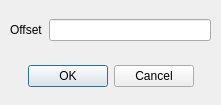
First picture: the form in isstools/dialogs/UpdateAngleOffset.ui, repository NSLS-II-ISS/isstools, before the edit.
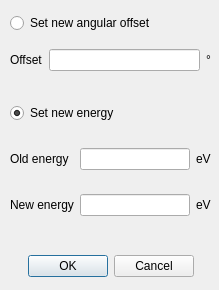
Second picture: the form after the edit.

Commit message: updated the angle offset dialog

```diff
--- a/isstools/dialogs/UpdateAngleOffset.ui
+++ b/isstools/dialogs/UpdateAngleOffset.ui
@@ -6,8 +6,8 @@
    <rect>
     <x>0</x>
     <y>0</y>
-    <width>221</width>
-    <height>105</height>
+    <width>219</width>
+    <height>290</height>
    </rect>
   </property>
   <property name="windowTitle">
@@ -17,7 +17,7 @@
    <property name="geometry">
     <rect>
      <x>10</x>
-     <y>60</y>
+     <y>250</y>
      <width>201</width>
      <height>32</height>
     </rect>
@@ -36,21 +36,103 @@
    <property name="geometry">
     <rect>
      <x>10</x>
-     <y>10</y>
+     <y>40</y>
      <width>201</width>
      <height>41</height>
     </rect>
    </property>
    <layout class="QGridLayout" name="gridLayout">
-    <item row="0" column="0">
-     <widget class="QLabel" name="label">
+    <item row="0" column="1">
+     <widget class="QLabel" name="label_offset">
       <property name="text">
        <string>Offset</string>
       </property>
      </widget>
     </item>
+    <item row="0" column="2">
+     <widget class="QLineEdit" name="lineEdit_offset"/>
+    </item>
+    <item row="0" column="3">
+     <widget class="QLabel" name="label_offset_units">
+      <property name="text">
+       <string>°</string>
+      </property>
+     </widget>
+    </item>
+   </layout>
+  </widget>
+  <widget class="QRadioButton" name="radioButton_new_val_deg">
+   <property name="geometry">
+    <rect>
+     <x>10</x>
+     <y>10</y>
+     <width>191</width>
+     <height>26</height>
+    </rect>
+   </property>
+   <property name="text">
+    <string>Set new angular offset</string>
+   </property>
+  </widget>
+  <widget class="QRadioButton" name="radioButton_new_energy">
+   <property name="geometry">
+    <rect>
+     <x>10</x>
+     <y>100</y>
+     <width>191</width>
+     <height>26</height>
+    </rect>
+   </property>
+   <property name="text">
+    <string>Set new energy</string>
+   </property>
+   <property name="checked">
+    <bool>true</bool>
+   </property>
+  </widget>
+  <widget class="QWidget" name="gridLayoutWidget_2">
+   <property name="geometry">
+    <rect>
+     <x>10</x>
+     <y>130</y>
+     <width>201</width>
+     <height>106</height>
+    </rect>
+   </property>
+   <layout class="QGridLayout" name="gridLayout_2">
+    <item row="1" column="1">
+     <widget class="QLineEdit" name="lineEdit_new_energy"/>
+    </item>
+    <item row="1" column="0">
+     <widget class="QLabel" name="label_new_energy">
+      <property name="text">
+       <string>New energy</string>
+      </property>
+     </widget>
+    </item>
+    <item row="0" column="0">
+     <widget class="QLabel" name="label_old_energy">
+      <property name="text">
+       <string>Old energy</string>
+      </property>
+     </widget>
+    </item>
     <item row="0" column="1">
-     <widget class="QLineEdit" name="lineEdit"/>
+     <widget class="QLineEdit" name="lineEdit_old_energy"/>
+    </item>
+    <item row="0" column="2">
+     <widget class="QLabel" name="label_old_energy_units">
+      <property name="text">
+       <string>eV</string>
+      </property>
+     </widget>
+    </item>
+    <item row="1" column="2">
+     <widget class="QLabel" name="label_new_energy_units">
+      <property name="text">
+       <string>eV</string>
+      </property>
+     </widget>
     </item>
    </layout>
   </widget>
```
The commit also changes 3 other files.
